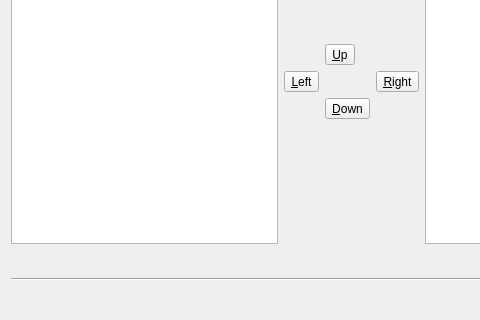
Before: the Qt Designer form src/toolbareditor.ui in wilbert2000/wzplayer, drawn with Qt 5; both pictures show x 0 to 480 and y 92 to 412 of the 702 by 412 pixel window.
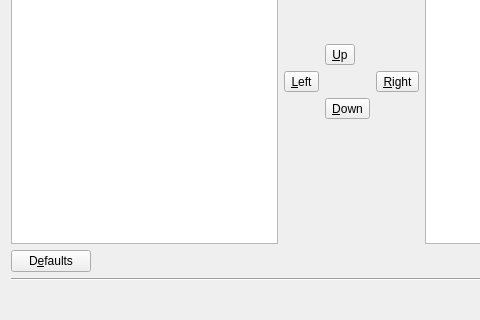
After: the same form once the commit is applied.

Commit message: Add a "defaults" button in the toolbar editor. If pressed, it will revert all changes made and load the default actions for the toolbar.

The edit to the form file:
```diff
--- a/src/toolbareditor.ui
+++ b/src/toolbareditor.ui
@@ -112,6 +112,13 @@
    </item>
    <item row="1" column="0" colspan="3">
     <layout class="QHBoxLayout" name="horizontalLayout">
+     <item>
+      <widget class="QPushButton" name="default_button">
+       <property name="text">
+        <string>D&amp;efaults</string>
+       </property>
+      </widget>
+     </item>
      <item>
       <spacer name="horizontalSpacer">
        <property name="orientation">
```
The commit also changes 3 other files.
